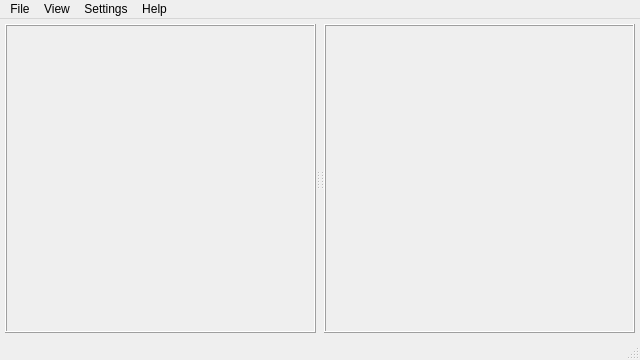
Qt form gui/omniverse_main.ui (mdb42/omniverse) before a commit.
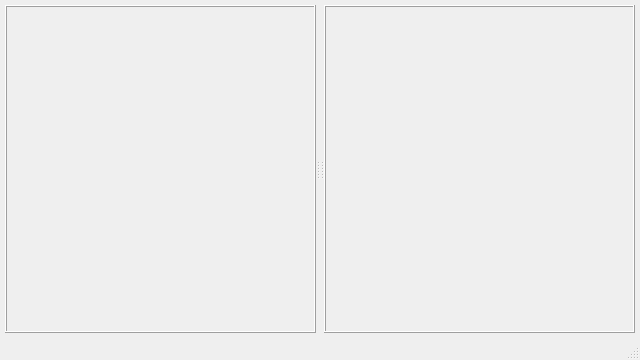
The same form after that commit.

Commit message: World mode, persona developments, chat changes -Settings for old LLM manager in chat stacked widget -Further development of persona manager -Personas now defined by JSON files -Presentation Mode renamed to World Mode -Moved grounding browsers to developer developer window -Worlds are composed of Areas which are composed of Spaces

Diff of the .ui file:
```diff
--- a/gui/omniverse_main.ui
+++ b/gui/omniverse_main.ui
@@ -89,7 +89,7 @@
         <property name="spacing">
          <number>0</number>
         </property>
-        <item row="0" column="0">
+        <item row="1" column="0">
          <widget class="QStackedWidget" name="chat_stacked_widget">
           <property name="frameShape">
            <enum>QFrame::Box</enum>
@@ -109,48 +109,6 @@
    </layout>
   </widget>
   <widget class="QStatusBar" name="status_bar"/>
-  <widget class="QMenuBar" name="menu_bar">
-   <property name="geometry">
-    <rect>
-     <x>0</x>
-     <y>0</y>
-     <width>640</width>
-     <height>21</height>
-    </rect>
-   </property>
-   <widget class="QMenu" name="menu_file">
-    <property name="title">
-     <string>File</string>
-    </property>
-    <addaction name="action_new"/>
-    <addaction name="action_open"/>
-    <addaction name="action_recent"/>
-    <addaction name="separator"/>
-    <addaction name="action_save"/>
-    <addaction name="action_save_as"/>
-   </widget>
-   <widget class="QMenu" name="menu_view">
-    <property name="title">
-     <string>View</string>
-    </property>
-   </widget>
-   <widget class="QMenu" name="menu_settings">
-    <property name="title">
-     <string>Settings</string>
-    </property>
-    <addaction name="action_dark_mode"/>
-   </widget>
-   <widget class="QMenu" name="menu_help">
-    <property name="title">
-     <string>Help</string>
-    </property>
-    <addaction name="action_about"/>
-   </widget>
-   <addaction name="menu_file"/>
-   <addaction name="menu_view"/>
-   <addaction name="menu_settings"/>
-   <addaction name="menu_help"/>
-  </widget>
   <action name="action_about">
    <property name="text">
     <string>About</string>
```
Left out of the diff: 28 changed lines with no effect on the pictures. The commit also changes 85 other files.
